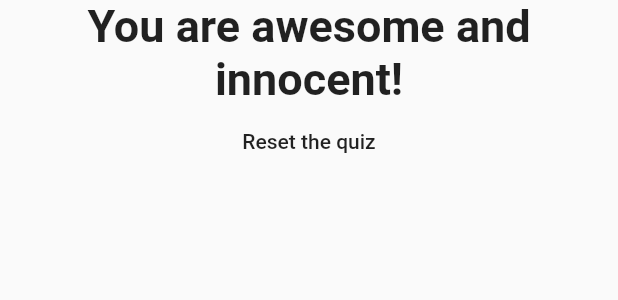
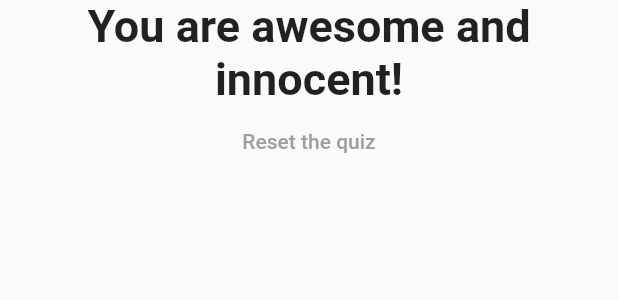
Before and after one commit to boyk0/first-flutter-app, a Flutter app: the Result widget shown alone on an empty page, opened directly with empty values, on a phone screen of 412 x 824 dp. Shown: the top 300 px of the screen. Run offline on Flutter 3.47's test engine with Material 2 defaults, Android fonts, the phone set to English and light mode, and no system bars.

Commit message:
transform to new button

```diff
--- a/lib/result.dart
+++ b/lib/result.dart
@@ -32,8 +32,13 @@ class Result extends StatelessWidget {
             ),
             textAlign: TextAlign.center,
           ),
-          FlatButton(
-              child: Text('Reset the quiz'),
+          TextButton(
+              child: Text(
+                'Reset the quiz',
+                style: TextStyle(
+                  color: Colors.grey,
+                ),
+              ),
               onPressed: resetQuiz,
           )
         ],
```
Also changed, not shown: lib/answer.dart (+10 -4 lines).
